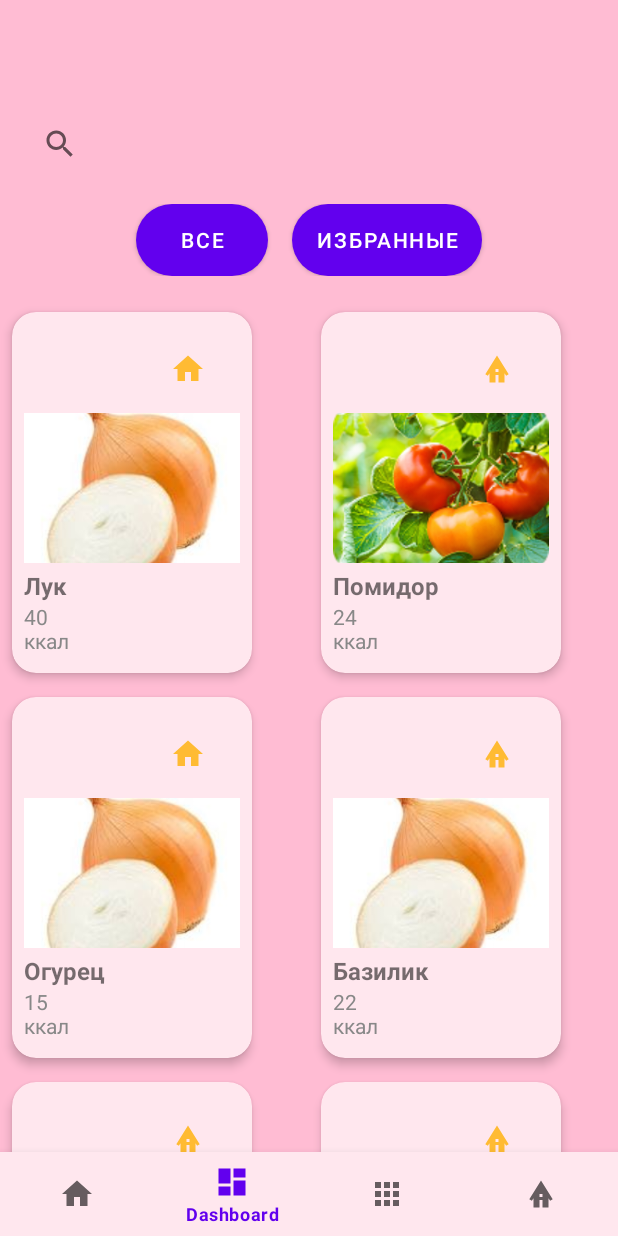
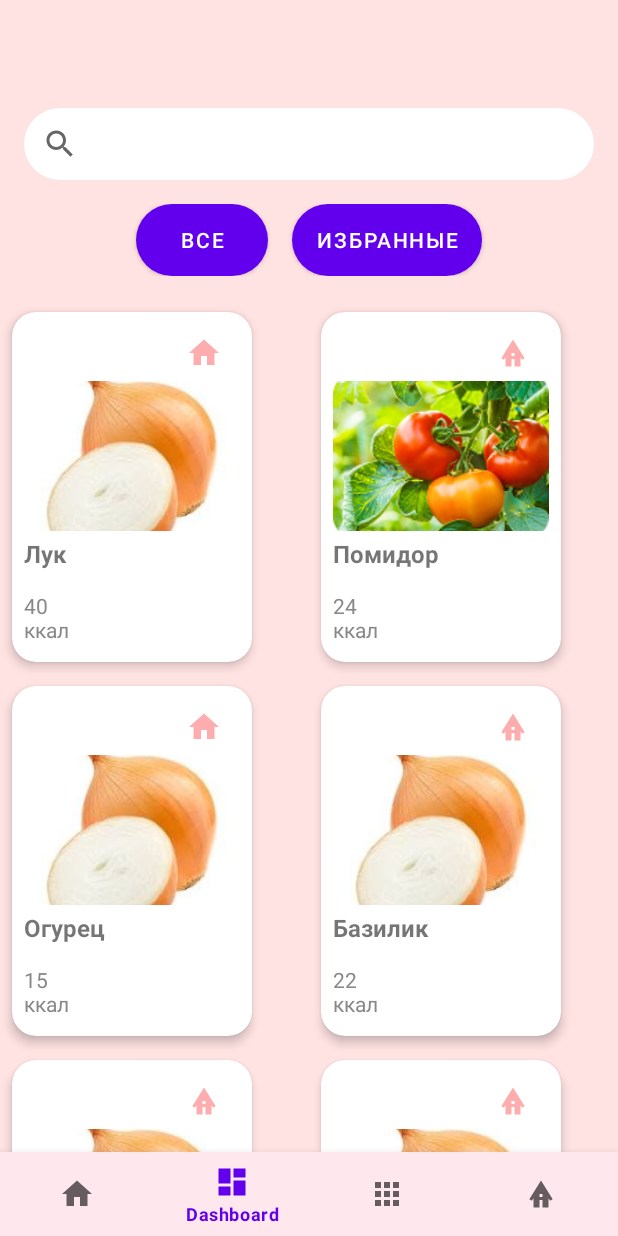
Before and after one commit to baskak56/sadik, an Android app: the DashboardFragment screen opened through its navigation route, on a phone screen of 412 x 824 dp. Run offline under Robolectric (Android 15) with nearby library versions, the phone set to English and light mode, and no system bars; our stand-ins replace navigation-ui; libraries missing offline, so code that uses them is left out: com.prolificinteractive.materialcalendarview; 3 statements that could not run were skipped.

Commit message:
дизайн

```diff
--- a/app/src/main/java/com/example/myapplication/ui/profile/ProfileFragment.kt
+++ b/app/src/main/java/com/example/myapplication/ui/profile/ProfileFragment.kt
@@ -93,8 +93,8 @@ class ProfileFragment : Fragment() {
             setOnMenuItemClickListener { item ->
                 when (item.itemId) {
                     R.id.menu_item1 -> {
-                        updateButton("Овощ", R.color.red)
-                        viewModel.saveStatus("Овощ")
+                        updateButton("Новичок", R.color.red)
+                        viewModel.saveStatus("Новичок")
                     }
 
                     R.id.menu_item2 -> {
--- /dev/null
+++ b/app/src/main/res/drawable/rounded_button_white.xml
@@ -0,0 +1,6 @@
+<?xml version="1.0" encoding="utf-8"?>
+<shape xmlns:android="http://schemas.android.com/apk/res/android"
+    android:shape="rectangle">
+    <corners android:radius="70dp"/>
+    <solid android:color="@color/white"/>
+</shape>
--- a/app/src/main/res/layout/activity_main.xml
+++ b/app/src/main/res/layout/activity_main.xml
@@ -4,8 +4,8 @@
     android:id="@+id/container"
     android:layout_width="match_parent"
     android:layout_height="match_parent"
-    android:paddingTop="?attr/actionBarSize"
-    android:background="#FFBCD3">
+    android:background="#FFE2E2"
+    android:paddingTop="?attr/actionBarSize">
 
     <com.google.android.material.bottomnavigation.BottomNavigationView
         android:id="@+id/nav_view"
@@ -22,6 +22,7 @@
         android:name="androidx.navigation.fragment.NavHostFragment"
         android:layout_width="match_parent"
         android:layout_height="match_parent"
+        android:background="#FFE2E2"
         app:defaultNavHost="true"
         app:layout_constraintBottom_toTopOf="@id/nav_view"
         app:layout_constraintLeft_toLeftOf="parent"
--- a/app/src/main/res/layout/fragment_dashboard.xml
+++ b/app/src/main/res/layout/fragment_dashboard.xml
@@ -5,12 +5,15 @@
     xmlns:tools="http://schemas.android.com/tools"
     android:layout_width="match_parent"
     android:layout_height="match_parent"
-    tools:context=".ui.dashboard.DashboardFragment">
+    tools:context=".ui.dashboard.DashboardFragment"
+    android:background="#FFE2E2"
+    >
 
     <!-- Строка поиска -->
     <androidx.appcompat.widget.SearchView
         android:id="@+id/searchView"
         android:layout_width="0dp"
+        android:background="@drawable/rounded_button_white"
         android:layout_height="wrap_content"
         android:queryHint="Поиск овощей..."
         app:layout_constraintTop_toTopOf="parent"
--- a/app/src/main/res/layout/fragment_home.xml
+++ b/app/src/main/res/layout/fragment_home.xml
@@ -5,7 +5,7 @@
     android:layout_width="match_parent"
     android:layout_height="match_parent"
     tools:context=".ui.home.HomeFragment"
-    android:background="#FFBCD3">
+    android:background="#FFE2E2">
 
     <!-- Календарь сверху -->
 
--- a/app/src/main/res/layout/fragment_notifications.xml
+++ b/app/src/main/res/layout/fragment_notifications.xml
@@ -5,7 +5,7 @@
     android:layout_width="match_parent"
     android:layout_height="match_parent"
     tools:context=".ui.notifications.NotificationsFragment"
-    android:background="#FFBCD3">
+    android:background="#FFE2E2">
 
     <androidx.recyclerview.widget.RecyclerView
         android:id="@+id/taskRecyclerView"
--- a/app/src/main/res/layout/item_layout.xml
+++ b/app/src/main/res/layout/item_layout.xml
@@ -3,8 +3,8 @@
     android:layout_width="wrap_content"
     android:layout_height="wrap_content"
     android:layout_margin="8dp"
-    android:background="#FFBCD3"
-    app:cardBackgroundColor="#FFE7EE"
+    android:background="#FFFFFF"
+    app:cardBackgroundColor="#FFFFFF"
     app:cardCornerRadius="16dp"
     app:cardElevation="4dp">
 
@@ -16,31 +16,32 @@
             android:layout_width="match_parent"
             android:layout_height="match_parent"
             android:orientation="vertical"
+
             android:padding="8dp">
 
             <ImageButton
                 android:id="@+id/btnFavorite"
-                android:layout_width="62dp"
-                android:layout_height="51dp"
+                android:layout_width="wrap_content"
+                android:layout_height="30dp"
                 android:layout_gravity="end|top"
                 android:layout_margin="4dp"
                 android:background="?attr/selectableItemBackgroundBorderless"
                 android:contentDescription="Избранное"
                 android:padding="8dp"
                 android:src="@drawable/baseline_bungalow_24"
-                app:tint="@android:color/holo_orange_light" />
+                app:tint="#FDADAD" />
 
             <ImageView
                 android:id="@+id/imageView"
-                android:layout_width="match_parent"
+                android:layout_width="144dp"
                 android:layout_height="100dp"
                 android:scaleType="centerCrop"
                 android:src="@drawable/ic_launcher_foreground" />
 
             <TextView
                 android:id="@+id/textViewTitle"
-                android:layout_width="wrap_content"
-                android:layout_height="wrap_content"
+                android:layout_width="match_parent"
+                android:layout_height="40dp"
                 android:paddingTop="4dp"
                 android:text="Овощ"
                 android:textSize="16sp"
@@ -54,6 +55,7 @@
                 android:text="Ккал"
                 android:textColor="#888888"
                 android:textSize="14sp" />
+
             <ImageButton
                 android:id="@+id/btnDelete"
                 android:layout_width="wrap_content"
```
Also changed, not shown: app/src/main/res/layout/activity_date.xml (+13 -10 lines), app/src/main/res/layout/fragment_profile.xml (+9 -9 lines).
